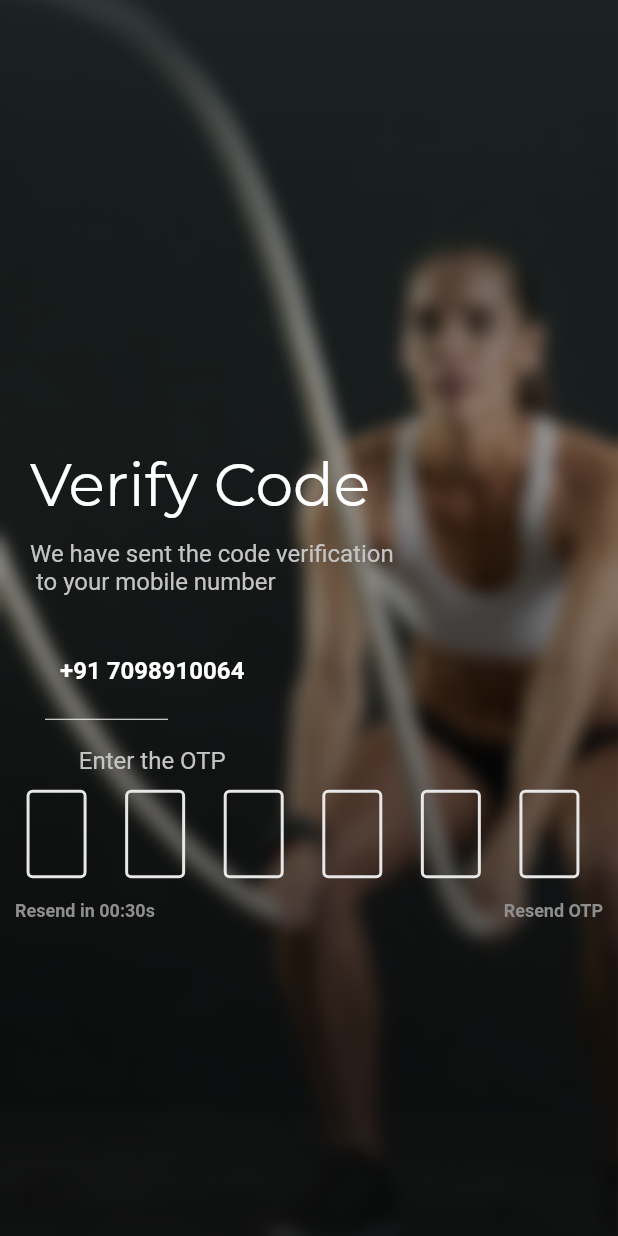
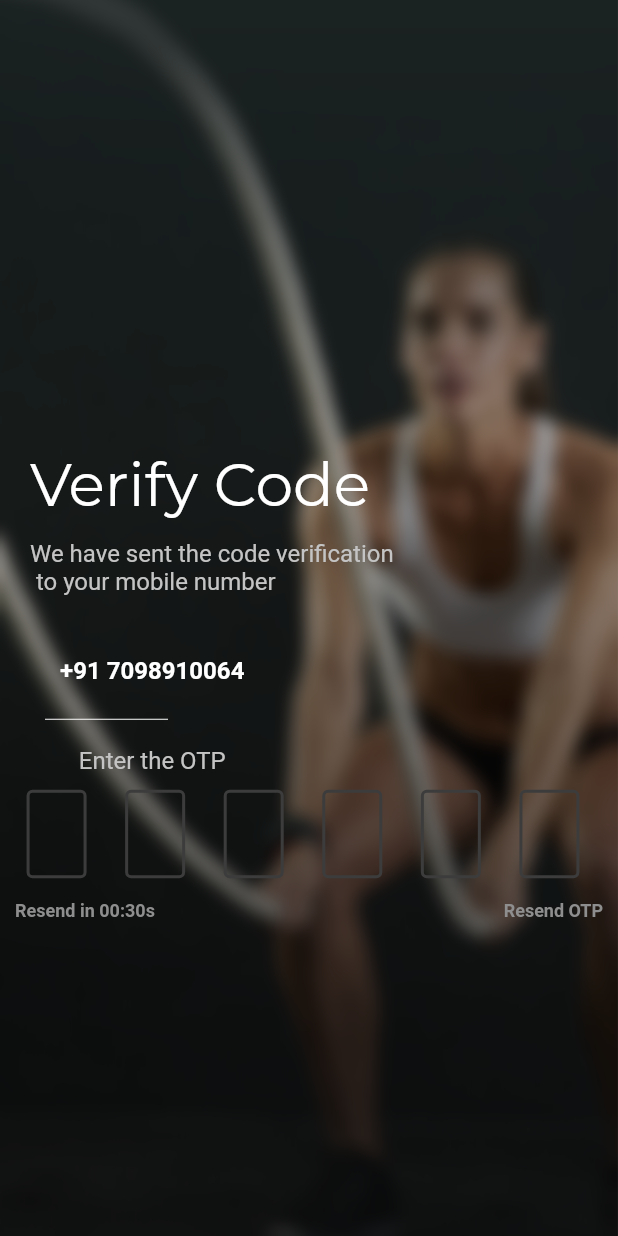
Before and after one commit to satyamvaidhyamegha/ProphysioApp, a Flutter app: the screen it shows after launch, on a phone screen of 412 x 824 dp. Run offline on Flutter 3.47's test engine with Material 2 defaults, Android fonts, the phone set to English and light mode, and no system bars; drawn by our look-alikes of flutter_otp_text_field; our stand-ins replace blurrycontainer, flutter_easyloading, flutter_spinkit, shared_preferences; Roboto replaces fonts that are missing (Mulish); project files that could hold a hidden picture were left out.

Commit message:
Minor Fixes

```diff
--- a/physio/lib/constants/colors.dart
+++ b/physio/lib/constants/colors.dart
@@ -16,6 +16,7 @@ class AppColors {
   static const greyColors = Color(0xFF3C3C3C);
   static const whiteGrey = Color(0xFF767C83);
   static const black = Color(0xFF000000);
+  static const otpBoxborder = Color(0xFF3C3C3C);
   static const yellowColor = Color(0xffFFBA00);
   static const nonVerifyOtpButton = Color(0Xff797979);
   static const orange = Color(0xffFF7340);
--- a/physio/lib/screens/onboarding/otp_verification.dart
+++ b/physio/lib/screens/onboarding/otp_verification.dart
@@ -1,12 +1,7 @@
 import 'package:flutter/material.dart';
-import 'package:flutter_spinkit/flutter_spinkit.dart';
-
 import '../../BaseWidget/base_image_widget.dart';
-import '../../BaseWidget/text.dart';
-import '../../constants/colors.dart';
 import '../../constants/string.dart';
 import '../../constants/style.dart';
-import '../../constants/text_constants.dart';
 import 'package:flutter_otp_text_field/flutter_otp_text_field.dart';
 
 class OtpVerificationPage extends StatefulWidget {
@@ -84,7 +79,8 @@ class _OtpVerificationPageState extends State<OtpVerificationPage> {
                   ),
                   OtpTextField(
                     numberOfFields: 6,
-                    borderColor: Color(0xFF512DA8),
+                    enabledBorderColor: Color(0xFF3C3C3C),
+                    fillColor: Color(0xff1C1C1E),
                     showFieldAsBox: true,
                     mainAxisAlignment: MainAxisAlignment.spaceEvenly,
                     onCodeChanged: (String code) {
```
